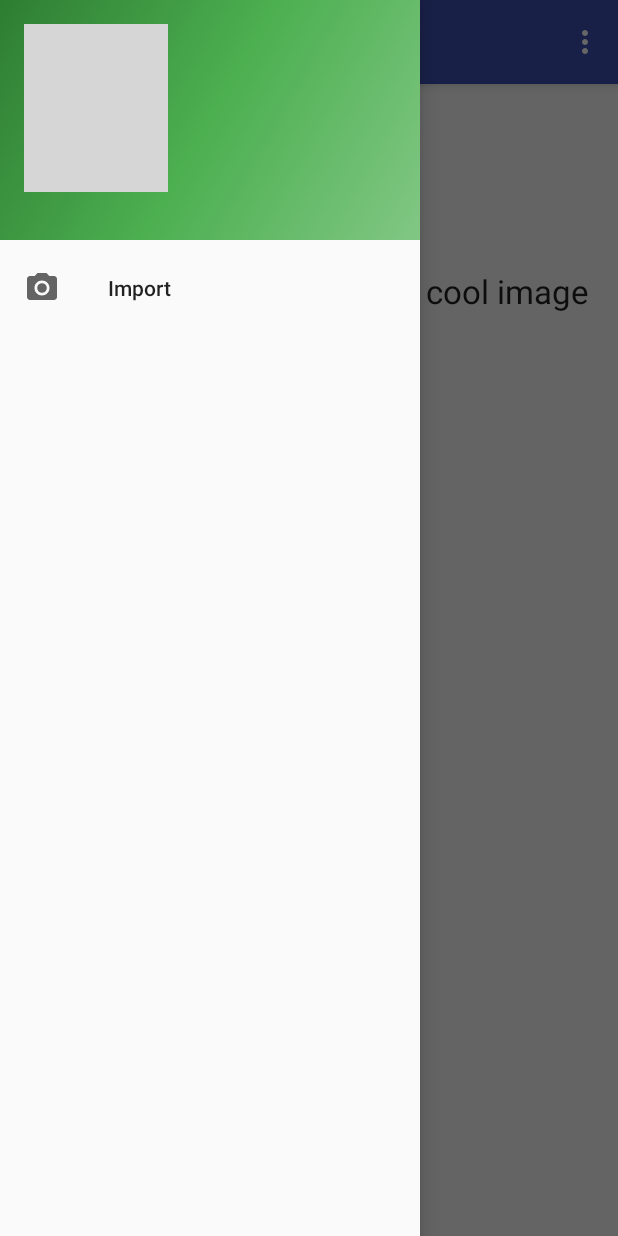
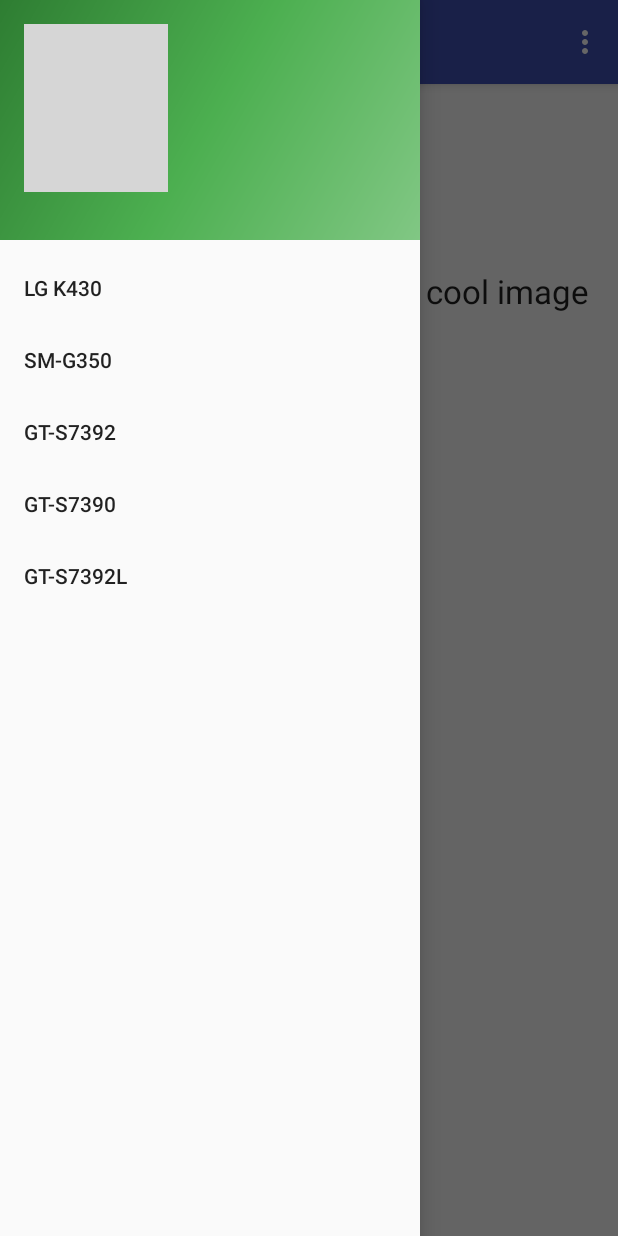
Before and after one commit to SiniTurk/Siniturk-app, an Android app: the screen it shows after launch (MainActivity), with the side drawer open, on a phone screen of 412 x 824 dp. Run offline under Robolectric (Android 15) with nearby library versions, the phone set to English and light mode, and no system bars; grey boxes are pictures that could not be loaded.

Commit message:
add devices

```diff
--- a/app/src/main/java/com/siniturk/sumit/siniturk/MainActivity.java
+++ b/app/src/main/java/com/siniturk/sumit/siniturk/MainActivity.java
@@ -71,9 +71,29 @@ public class MainActivity extends AppCompatActivity
         // Handle navigation view item clicks here.
         int id = item.getItemId();
 
-        if (id == R.id.nav_camera) {
+        if (id == R.id.nav_K430)
+        {
             // Handle the camera action
         }
+
+        if (id == R.id.nav_cs02)
+        {
+            // Handle the camera action
+        }
+
+        if (id == R.id.nav_kyleve)
+        {
+            // Handle the camera action
+        }
+        if (id == R.id.nav_kylevess)
+        {
+            // Handle the camera action
+        }
+        if (id == R.id.nav_kyleveub)
+        {
+            // Handle the camera action
+        }
+
 
         DrawerLayout drawer = (DrawerLayout) findViewById(R.id.drawer_layout);
         drawer.closeDrawer(GravityCompat.START);
--- a/app/src/main/res/menu/activity_main_drawer.xml
+++ b/app/src/main/res/menu/activity_main_drawer.xml
@@ -3,9 +3,21 @@
 
     <group android:checkableBehavior="single">
         <item
-            android:id="@+id/nav_camera"
-            android:icon="@drawable/ic_menu_camera"
-            android:title="Import" />
+            android:id="@+id/nav_K430"
+            android:title="LG K430" />
+        <item
+            android:id="@+id/nav_cs02"
+            android:title="SM-G350" />
+        <item
+            android:id="@+id/nav_kyleve"
+            android:title="GT-S7392" />
+        <item
+            android:id="@+id/nav_kylevess"
+            android:title="GT-S7390" />
+        <item
+            android:id="@+id/nav_kyleveub"
+            android:title="GT-S7392L" />
+
 
     </group>
 
```
